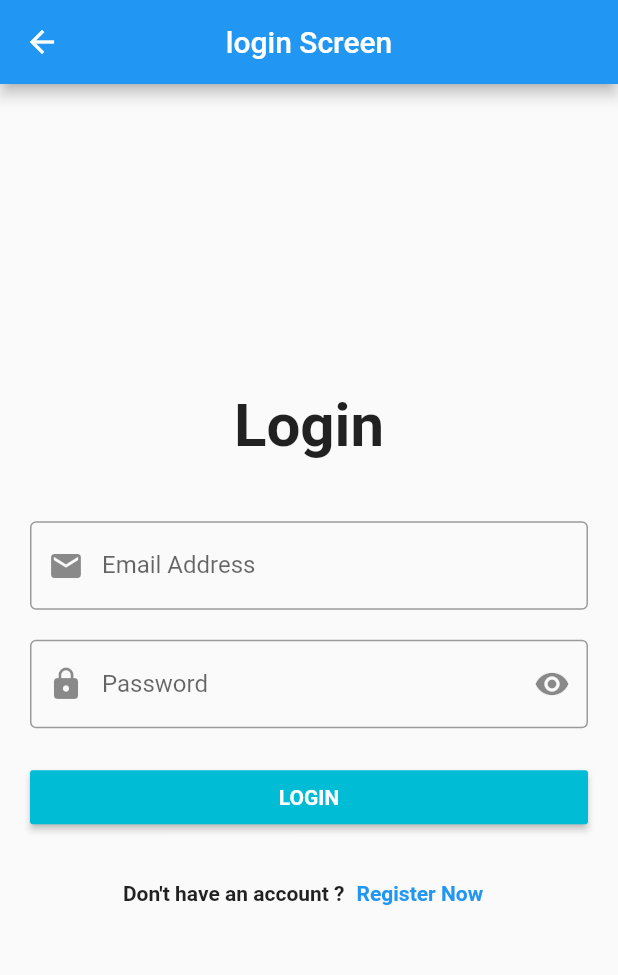
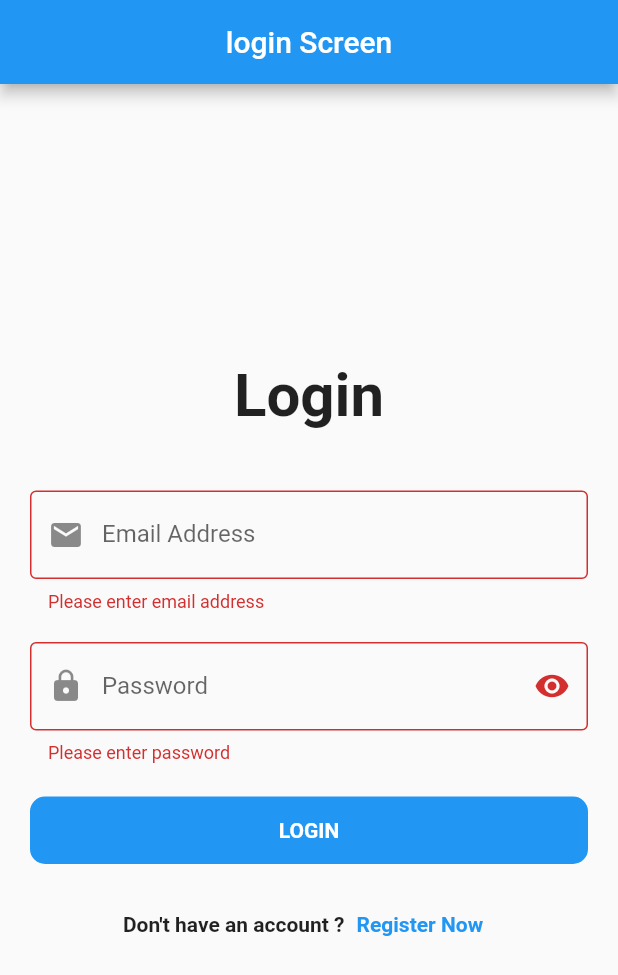
Before and after one commit to ahmedashraf722/FlutterApp, a Flutter app: the LoginScreen screen opened directly, after a tap on "LOGIN", on a phone screen of 412 x 824 dp. Shown: the top 975 px of the screen. Run offline on Flutter 3.47's test engine with Material 2 defaults, Android fonts, the phone set to English and light mode, and no system bars.

Commit message:
Flutter project Architecture & validation & obscurePassword

```diff
--- a/lib/login_design/login_screen.dart
+++ /dev/null
@@ -1,114 +0,0 @@
-import 'package:flutter/material.dart';
-
-class LoginScreen extends StatefulWidget {
-  const LoginScreen({Key? key}) : super(key: key);
-
-  @override
-  State<LoginScreen> createState() => _LoginScreenState();
-}
-
-var emailController = TextEditingController();
-var passwordController = TextEditingController();
-
-class _LoginScreenState extends State<LoginScreen> {
-  @override
-  Widget build(BuildContext context) {
-    return Scaffold(
-      appBar: AppBar(
-        title: const Text('login Screen'),
-        centerTitle: true,
-      ),
-      body: Padding(
-        padding: const EdgeInsets.all(20.0),
-        child: Center(
-          child: SingleChildScrollView(
-            child: Column(
-              children: [
-                const Text(
-                  'Login',
-                  style: TextStyle(
-                    fontSize: 40,
-                    fontWeight: FontWeight.bold,
-                  ),
-                ),
-                const SizedBox(height: 40.0),
-                TextFormField(
-                  controller: emailController,
-                  keyboardType: TextInputType.emailAddress,
-                  onFieldSubmitted: (value) {
-                    print(value);
-                  },
-                  onChanged: (value) {
-                    print(value);
-                  },
-                  decoration: const InputDecoration(
-                    labelText: 'Email Address',
-                    prefixIcon: Icon(Icons.email),
-                    border: OutlineInputBorder(),
-                  ),
-                ),
-                const SizedBox(height: 20.0),
-                TextFormField(
-                  controller: passwordController,
-                  keyboardType: TextInputType.visiblePassword,
-                  obscureText: true,
-                  onFieldSubmitted: (value) {
-                    print(value);
-                  },
-                  onChanged: (value) {
-                    print(value);
-                  },
-                  decoration: const InputDecoration(
-                    labelText: 'Password',
-                    prefixIcon: Icon(Icons.lock),
-                    suffixIcon: Icon(Icons.remove_red_eye),
-                    border: OutlineInputBorder(),
-                  ),
-                ),
-                const SizedBox(height: 22.0),
-                SizedBox(
-                  width: double.infinity,
-                  child: MaterialButton(
-                    color: Colors.cyan,
-                    onPressed: () {
-                      print(emailController.text);
-                      print(passwordController.text);
-                    },
-                    child: const Text(
-                      'LOGIN',
-                      style: TextStyle(
-                        fontWeight: FontWeight.bold,
-                        color: Colors.white,
-                      ),
-                    ),
-                  ),
-                ),
-                const SizedBox(height: 16.0),
-                Row(
-                  mainAxisAlignment: MainAxisAlignment.center,
-                  children: [
-                    const Text(
-                      'Don\'t have an account ?',
-                      style: TextStyle(
-                        fontWeight: FontWeight.bold,
-                      ),
-                    ),
-                    TextButton(
-                      onPressed: () {},
-                      child: const Text(
-                        'Register Now',
-                        style: TextStyle(
-                          fontWeight: FontWeight.bold,
-                        ),
-                      ),
-                    ),
-                  ],
-                ),
-              ],
-            ),
-          ),
-        ),
-      ),
-    );
-  }
-}
--- a/lib/main.dart
+++ b/lib/main.dart
@@ -1,5 +1,5 @@
 import 'package:flutter/material.dart';
-import 'package:new_flutter2/bmi%20_calculator/bmi_calculator.dart';
+import 'package:new_flutter2/modules/login/login_design/login_screen.dart';
 
 void main() {
   WidgetsFlutterBinding.ensureInitialized();
@@ -12,7 +12,7 @@ class MyApp extends StatelessWidget {
   @override
   Widget build(BuildContext context) {
     return const MaterialApp(
-      home: BmiCalculator(),
+      home: LoginScreen(),
     );
   }
 }
--- a/lib/bmi _calculator/bmi_calculator.dart
+++ b/lib/modules/bmi _calculator/bmi_calculator.dart
@@ -1,7 +1,7 @@
 import 'dart:math';
+import 'package:flutter/material.dart';
+import 'bmi_result_screen.dart';
 
-import 'package:flutter/material.dart';
-import 'package:new_flutter2/bmi%20_calculator/bmi_result_screen.dart';
 
 class BmiCalculator extends StatefulWidget {
   const BmiCalculator({Key? key}) : super(key: key);
--- /dev/null
+++ b/lib/modules/login/login_design/login_screen.dart
@@ -0,0 +1,171 @@
+import 'package:flutter/material.dart';
+import 'package:new_flutter2/shared/components/components.dart';
+
+class LoginScreen extends StatefulWidget {
+  const LoginScreen({Key? key}) : super(key: key);
+
+  @override
+  State<LoginScreen> createState() => _LoginScreenState();
+}
+
+var emailController = TextEditingController();
+var passwordController = TextEditingController();
+bool isPasswordShow = true;
+var formKey = GlobalKey<FormState>();
+
+class _LoginScreenState extends State<LoginScreen> {
+  @override
+  Widget build(BuildContext context) {
+    return Scaffold(
+      appBar: AppBar(
+        title: const Text('login Screen'),
+        centerTitle: true,
+      ),
+      body: Padding(
+        padding: const EdgeInsets.all(20.0),
+        child: Center(
+          child: SingleChildScrollView(
+            child: Form(
+              key: formKey,
+              child: Column(
+                children: [
+                  const Text(
+                    'Login',
+                    style: TextStyle(
+                      fontSize: 40,
+                      fontWeight: FontWeight.bold,
+                    ),
+                  ),
+                  const SizedBox(height: 40.0),
+                  TextFormField(
+                    controller: emailController,
+                    keyboardType: TextInputType.emailAddress,
+                    validator: (value) {
+                      if (value!.isEmpty) {
+                        return 'Please enter email address';
+                      }
+                    },
+                    onFieldSubmitted: (value) {
+                      print(value);
+                    },
+                    onChanged: (value) {
+                      print(value);
+                    },
+                    decoration: const InputDecoration(
+                      labelText: 'Email Address',
+                      prefixIcon: Icon(Icons.email),
+                      border: OutlineInputBorder(),
+                    ),
+                  ),
+                  const SizedBox(height: 20.0),
+                  TextFormField(
+                    controller: passwordController,
+                    keyboardType: TextInputType.visiblePassword,
+                    validator: (String? value) {
+                      if (value!.isEmpty) {
+                        return 'Please enter password';
+                      }
+                    },
+                    onFieldSubmitted: (value) {
+                      print(value);
+                    },
+                    onChanged: (value) {
+                      print(value);
+                    },
+                    obscureText: isPasswordShow,
+                    decoration: InputDecoration(
+                      labelText: 'Password',
+                      prefixIcon: const Icon(Icons.lock),
+                      suffixIcon: IconButton(
+                        onPressed: () {
+                          setState(() {
+                            isPasswordShow = !isPasswordShow;
+                          });
+                        },
+                        icon: isPasswordShow
+                            ? const Icon(Icons.visibility)
+                            : const Icon(Icons.visibility_off),
+                      ),
+                      border: const OutlineInputBorder(),
+                    ),
+                  ),
+                  const SizedBox(height: 22.0),
+                  Container(
+                    width: double.infinity,
+                    height: 45.0,
+                    child: MaterialButton(
+                      onPressed: () {
+                        if (formKey.currentState!.validate()) {
+                          print(emailController.text);
+                          print(passwordController.text);
+                        } else {
+                          print('');
+                        }
+                      },
+                      child: const Text(
+                        'LOGIN',
+                        style: TextStyle(
+                          fontWeight: FontWeight.bold,
+                          color: Colors.white,
+                        ),
+                      ),
+                    ),
+                    decoration: BoxDecoration(
+                      borderRadius: BorderRadius.circular(10.0),
+                      color: Colors.blue,
+                    ),
+                  ),
+                  // defaultButton(
+                  //   //radius: 25.0,
+                  //   function: () {
+                  //     if (formKey.currentState!.validate()) {
+                  //       print(emailController.text);
+                  //       print(passwordController.text);
+                  //     }
+                  //     else{
+                  //       print('');
+                  //     }
+                  //   },
+                  //   text: 'login',
+                  // ),
+                  // const SizedBox(height: 22.0),
+                  // defaultButton(
+                  //   //isUpperCase: false,
+                  //   //background: Colors.pink,
+                  //   //radius: 25.0,
+                  //   function: () {
+                  //     // print(emailController.text);
+                  //     // print(passwordController.text);
+                  //   },
+                  //   text: 'ReGisTer',
+                  // ),
+                  const SizedBox(height: 16.0),
+                  Row(
+                    mainAxisAlignment: MainAxisAlignment.center,
+                    children: [
+                      const Text(
+                        'Don\'t have an account ?',
+                        style: TextStyle(
+                          fontWeight: FontWeight.bold,
+                        ),
+                      ),
+                      TextButton(
+                        onPressed: () {},
+                        child: const Text(
+                          'Register Now',
+                          style: TextStyle(
+                            fontWeight: FontWeight.bold,
+                          ),
+                        ),
+                      ),
+                    ],
+                  ),
+                ],
+              ),
+            ),
+          ),
+        ),
+      ),
+    );
+  }
+}
--- a/lib/user_screen.dart
+++ b/lib/modules/user_screens/user_screen.dart
@@ -1,5 +1,5 @@
 import 'package:flutter/material.dart';
-import 'package:new_flutter2/model.dart';
+import 'package:new_flutter2/models/user/model.dart';
 
 class UserScreen extends StatefulWidget {
   const UserScreen({Key? key}) : super(key: key);
--- /dev/null
+++ b/lib/shared/components/components.dart
@@ -0,0 +1,29 @@
+import 'package:flutter/material.dart';
+
+Widget defaultButton({
+  double width = double.infinity,
+  Color background = Colors.blue,
+  bool isUpperCase = true,
+  double radius = 10.0,
+  Function? function,
+  required String text,
+}) {
+  return Container(
+    width: width,
+    height: 45.0,
+    child: MaterialButton(
+      onPressed: function!(),
+      child: Text(
+        isUpperCase ? text.toUpperCase() : text,
+        style: const TextStyle(
+          fontWeight: FontWeight.bold,
+          color: Colors.white,
+        ),
+      ),
+    ),
+    decoration: BoxDecoration(
+      borderRadius: BorderRadius.circular(radius),
+      color: background,
+    ),
+  );
+}
```
Also changed, not shown: lib/models/user/model.dart (renamed from lib/model.dart), lib/modules/bmi _calculator/bmi_result_screen.dart (renamed from lib/bmi _calculator/bmi_result_screen.dart), lib/modules/counter/counter_screen.dart (renamed from lib/counter_screen.dart), lib/modules/home/home_screen.dart (renamed from lib/home_screen.dart), lib/modules/messenger_design/messenger_design.dart (renamed from lib/messenger_design/messenger_design.dart), lib/shared/components/constants.dart (added), lib/shared/styles/colors.dart (added), lib/shared/styles/styles.dart (added).
